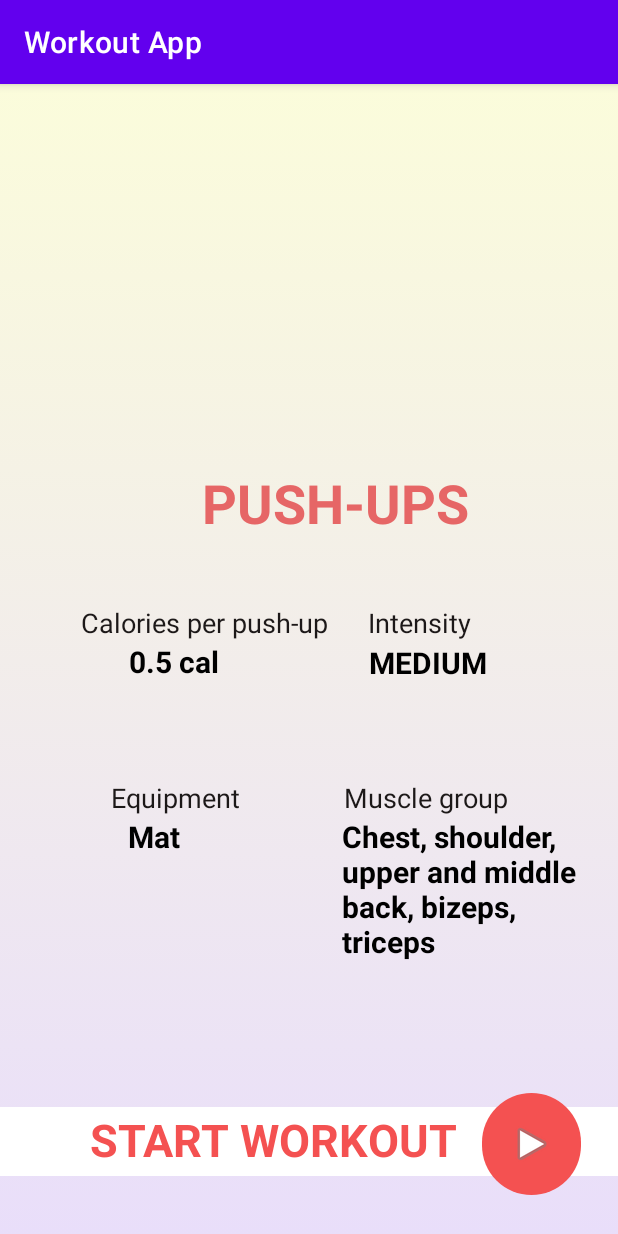
After one commit to gtaing/WorkoutApp, an Android app: the PushupDescriptionActivity screen opened directly, with no data from a screen before it, on a phone screen of 412 x 824 dp. The commit adds this screen. Run offline under Robolectric (Android 15) with nearby library versions, the phone set to English and light mode, and no system bars.

Commit message:
changing  workout dscriptions and adding pushupdescription

```diff
--- a/app/src/main/AndroidManifest.xml
+++ b/app/src/main/AndroidManifest.xml
@@ -34,12 +34,16 @@
                 <category android:name="android.intent.category.LAUNCHER" />
             </intent-filter>
         </activity>
+        <activity android:name=".PushupDescriptionActivity"></activity>
+
         <activity android:name=".PushupActivity"></activity>
         <activity android:name=".PreferencesActivity"
                 android:theme="@style/Theme.AppCompat.DayNight.NoActionBar"
                 android:label="@string/preferences_activity_title"></activity>
 
 
+
+
     </application>
 
 </manifest>
--- a/app/src/main/java/android/example/workoutapp/ListExercisesActivity.java
+++ b/app/src/main/java/android/example/workoutapp/ListExercisesActivity.java
@@ -25,8 +25,10 @@ import android.widget.Toast;
 public class ListExercisesActivity extends AppCompatActivity {
 
     ListView simpleList;
-    String[] exerciseList = new String[] {
-            "Exercise 1", "Exercise 2", "Exercise 3"};
+    String[] exerciseList = new String[] {};
+    String[] exerciseDescription = new String[] {};
+
+
 
     private Drawer result;
 
@@ -35,6 +37,10 @@ public class ListExercisesActivity extends AppCompatActivity {
     protected void onCreate(Bundle savedInstanceState) {
         super.onCreate(savedInstanceState);
         setContentView(R.layout.activity_list_exercises);
+        exerciseList = new String[] {"Push-ups", "Squats", "Jumping Jacks"};
+        exerciseDescription = new String[] {
+                getString(R.string.pushupdescription),getString(R.string.squatdescription),getString(R.string.jumpingjackdescription)};
+
 
         Toolbar toolbar = (Toolbar) findViewById(R.id.toolbar);
         setSupportActionBar(toolbar);
@@ -76,11 +82,11 @@ public class ListExercisesActivity extends AppCompatActivity {
                     public boolean onItemClick(View view, int position, IDrawerItem drawerItem) {
                         Intent intent = null;
                         if (drawerItem.getIdentifier() == 1) {
-                            // intent = new Intent(ListExercisesActivity.this, ListExercisesActivity.class);
+                            intent = new Intent(ListExercisesActivity.this, PushupDescriptionActivity.class);
                         } else if (drawerItem.getIdentifier() == 2) {
-                            intent = new Intent(ListExercisesActivity.this, MainActivity.class);
+                            intent = new Intent(ListExercisesActivity.this, PushupDescriptionActivity.class);
                         } else if (drawerItem.getIdentifier() == 3) {
-                            intent = new Intent(ListExercisesActivity.this, Exercise1Activity.class);
+                            intent = new Intent(ListExercisesActivity.this, PushupDescriptionActivity.class);
                         }
                         else if (drawerItem.getIdentifier() == 4) {
                             intent = new Intent(ListExercisesActivity.this, PreferencesActivity.class);
@@ -107,7 +113,7 @@ public class ListExercisesActivity extends AppCompatActivity {
             public void onItemClick(AdapterView<?> parent, View view, int position, long id) {
                 switch(position){
                     case 0:
-                        Intent intent = new Intent(getApplicationContext(), Exercise1Activity.class);
+                        Intent intent = new Intent(getApplicationContext(), PushupDescriptionActivity.class);
                         startActivity(intent);
                         break;
                     default:
@@ -143,7 +149,7 @@ public class ListExercisesActivity extends AppCompatActivity {
             // ImageView image = view1.findViewById(R.id.list_view_images);
 
             name.setText(exerciseList[i]);
-            // descp.setText(exerciseDescription[i]);
+            descp.setText(exerciseDescription[i]);
             // image.setImageResource(ListImage[i]);
             return view1;
         }
--- /dev/null
+++ b/app/src/main/java/android/example/workoutapp/PushupDescriptionActivity.java
@@ -0,0 +1,41 @@
+package android.example.workoutapp;
+
+import android.content.Intent;
+import android.os.Bundle;
+import android.widget.ImageButton;
+import android.widget.Toast;
+
+import androidx.appcompat.app.AppCompatActivity;
+
+public class PushupDescriptionActivity extends AppCompatActivity {
+    ImageButton startpushup;
+
+    @Override
+    protected void onCreate(Bundle savedInstanceState) {
+        super.onCreate(savedInstanceState);
+        setContentView(R.layout.activity_pushupdescription);
+
+        startpushup = findViewById(R.id.playButton );
+        startpushup.setOnClickListener(view -> openNewActivity());
+
+
+    }
+
+    public void openNewActivity(){
+        //Intent intent = new Intent(this, CameraActivity.class);
+        Intent intent = new Intent(this, PushupActivity.class);
+        startActivityForResult(intent, 1);
+    }
+
+    public void onActivityResult(int requestCode, int resultCode, Intent data) {
+        super.onActivityResult(requestCode, resultCode, data);
+        if (requestCode == 1) {
+            if(resultCode == RESULT_OK) {
+                String incMessage = data.getStringExtra("message");
+                Toast.makeText(getApplicationContext(), incMessage, Toast.LENGTH_LONG).show();
+
+            }
+        }
+    }
+
+}
--- /dev/null
+++ b/app/src/main/res/layout/activity_pushupdescription.xml
@@ -0,0 +1,181 @@
+<?xml version="1.0" encoding="utf-8"?>
+<androidx.constraintlayout.widget.ConstraintLayout xmlns:android="http://schemas.android.com/apk/res/android"
+    xmlns:app="http://schemas.android.com/apk/res-auto"
+    xmlns:tools="http://schemas.android.com/tools"
+    android:id="@+id/equipmentValueID"
+    android:layout_width="match_parent"
+    android:layout_height="match_parent"
+    android:background="@drawable/gradient_background"
+    tools:context=".MainActivity">
+
+
+    <TextView
+        android:id="@+id/textView2"
+        android:layout_width="wrap_content"
+        android:layout_height="wrap_content"
+        android:text="Intensity"
+        android:textColor="#1C1818"
+        android:textSize="18sp"
+        app:layout_constraintBottom_toBottomOf="parent"
+        app:layout_constraintEnd_toEndOf="parent"
+        app:layout_constraintHorizontal_bias="0.715"
+        app:layout_constraintStart_toStartOf="parent"
+        app:layout_constraintTop_toTopOf="parent"
+        app:layout_constraintVertical_bias="0.466" />
+
+    <TextView
+        android:id="@+id/caloriesValueID"
+        android:layout_width="wrap_content"
+        android:layout_height="wrap_content"
+        android:text="0.5 cal"
+        android:textColor="#000000"
+        android:textSize="20sp"
+        android:textStyle="bold"
+        app:layout_constraintBottom_toBottomOf="parent"
+        app:layout_constraintEnd_toEndOf="parent"
+        app:layout_constraintHorizontal_bias="0.245"
+        app:layout_constraintStart_toStartOf="parent"
+        app:layout_constraintTop_toBottomOf="@+id/caloriesTextID"
+        app:layout_constraintVertical_bias="0.0" />
+
+    <TextView
+        android:id="@+id/textView9"
+        android:layout_width="wrap_content"
+        android:layout_height="wrap_content"
+        android:text="MEDIUM"
+        android:textColor="#000000"
+        android:textSize="20sp"
+        android:textStyle="bold"
+        app:layout_constraintBottom_toBottomOf="parent"
+        app:layout_constraintEnd_toEndOf="parent"
+        app:layout_constraintHorizontal_bias="0.738"
+        app:layout_constraintStart_toStartOf="parent"
+        app:layout_constraintTop_toBottomOf="@+id/textView2"
+        app:layout_constraintVertical_bias="0.002" />
+
+    <TextView
+        android:id="@+id/textView6"
+        android:layout_width="wrap_content"
+        android:layout_height="wrap_content"
+        android:text="Muscle group"
+        android:textColor="#1C1818"
+        android:textSize="18sp"
+        app:layout_constraintBottom_toBottomOf="parent"
+        app:layout_constraintEnd_toEndOf="parent"
+        app:layout_constraintHorizontal_bias="0.758"
+        app:layout_constraintStart_toStartOf="parent"
+        app:layout_constraintTop_toTopOf="parent"
+        app:layout_constraintVertical_bias="0.623" />
+
+    <TextView
+        android:id="@+id/textView10"
+        android:layout_width="160dp"
+        android:layout_height="151dp"
+        android:text="Chest, shoulder, upper and middle back, bizeps, triceps"
+        android:textColor="#000000"
+        android:textSize="20sp"
+        android:textStyle="bold"
+        app:layout_constraintBottom_toBottomOf="parent"
+        app:layout_constraintEnd_toEndOf="parent"
+        app:layout_constraintHorizontal_bias="0.904"
+        app:layout_constraintStart_toStartOf="parent"
+        app:layout_constraintTop_toBottomOf="@+id/textView6"
+        app:layout_constraintVertical_bias="0.0" />
+
+    <TextView
+        android:id="@+id/caloriesTextID"
+        android:layout_width="wrap_content"
+        android:layout_height="wrap_content"
+        android:text="Calories per push-up"
+        android:textColor="#1C1818"
+        android:textSize="18sp"
+        app:layout_constraintBottom_toBottomOf="parent"
+        app:layout_constraintEnd_toEndOf="parent"
+        app:layout_constraintHorizontal_bias="0.217"
+        app:layout_constraintStart_toStartOf="parent"
+        app:layout_constraintTop_toTopOf="parent"
+        app:layout_constraintVertical_bias="0.466" />
+
+    <TextView
+        android:id="@+id/equipmentID"
+        android:layout_width="wrap_content"
+        android:layout_height="wrap_content"
+        android:text="Equipment"
+        android:textColor="#1C1818"
+        android:textSize="18sp"
+        app:layout_constraintBottom_toBottomOf="parent"
+        app:layout_constraintEnd_toEndOf="parent"
+        app:layout_constraintHorizontal_bias="0.226"
+        app:layout_constraintStart_toStartOf="parent"
+        app:layout_constraintTop_toTopOf="parent"
+        app:layout_constraintVertical_bias="0.623" />
+
+    <TextView
+        android:id="@+id/textView4"
+        android:layout_width="wrap_content"
+        android:layout_height="wrap_content"
+        android:text="Mat"
+        android:textColor="#000000"
+        android:textSize="20sp"
+        android:textStyle="bold"
+        app:layout_constraintBottom_toBottomOf="parent"
+        app:layout_constraintEnd_toEndOf="parent"
+        app:layout_constraintHorizontal_bias="0.226"
+        app:layout_constraintStart_toStartOf="parent"
+        app:layout_constraintTop_toBottomOf="@+id/equipmentID"
+        app:layout_constraintVertical_bias="0.0" />
+
+    <TextView
+        android:id="@+id/textView5"
+        android:layout_width="wrap_content"
+        android:layout_height="wrap_content"
+        android:text="PUSH-UPS"
+        android:textColor="#E66666"
+        android:textSize="36sp"
+        android:textStyle="bold"
+        app:layout_constraintBottom_toBottomOf="parent"
+        app:layout_constraintEnd_toEndOf="parent"
+        app:layout_constraintHorizontal_bias="0.575"
+        app:layout_constraintStart_toStartOf="parent"
+        app:layout_constraintTop_toTopOf="parent"
+        app:layout_constraintVertical_bias="0.354" />
+
+
+    <TextView
+        android:id="@+id/textView"
+        android:layout_width="0dp"
+        android:layout_height="wrap_content"
+        android:background="#FFFFFF"
+        android:includeFontPadding="false"
+        android:paddingStart="60sp"
+        android:paddingTop="5dp"
+        android:paddingBottom="5dp"
+        android:text="START WORKOUT"
+        android:textAlignment="viewStart"
+        android:textAllCaps="true"
+        android:textColor="#F45151"
+        android:textSize="30sp"
+        android:textStyle="bold"
+        app:layout_constraintBottom_toBottomOf="parent"
+        app:layout_constraintEnd_toEndOf="parent"
+        app:layout_constraintStart_toStartOf="parent"
+        app:layout_constraintTop_toTopOf="parent"
+        app:layout_constraintVertical_bias="0.945" />
+
+    <ImageButton
+        android:id="@+id/playButton"
+        android:layout_width="66dp"
+        android:layout_height="68dp"
+        android:background="@drawable/custom_rounded_corner"
+        android:duplicateParentState="true"
+        android:fadeScrollbars="true"
+        app:layout_constraintBottom_toBottomOf="parent"
+        app:layout_constraintEnd_toEndOf="parent"
+        app:layout_constraintHorizontal_bias="0.928"
+        app:layout_constraintStart_toStartOf="@+id/textView"
+        app:layout_constraintTop_toTopOf="parent"
+        app:layout_constraintVertical_bias="0.961"
+        app:srcCompat="@android:drawable/ic_media_play" />
+
+
+</androidx.constraintlayout.widget.ConstraintLayout>
--- a/app/src/main/res/values/strings.xml
+++ b/app/src/main/res/values/strings.xml
@@ -8,7 +8,9 @@
     <string name="music2">Linkin Park - Numb</string>
     <string name="music3">Linkin Park - What I´ve done</string>
     <string name="nomusic">no music</string>
-
+    <string name="pushupdescription">A push-up is a common calisthenics exercise beginning from the prone position. By raising and lowering the body using the arms, push-ups exercise the pectoral muscles, triceps, and anterior deltoids, with ancillary benefits to the rest of the deltoids, serratus anterior, coracobrachialis and the midsection as a whole.</string>
+    <string name="squatdescription">A squat is a strength exercise in which the trainee lowers their hips from a standing position and then stands back up. During the descent of a squat, the hip and knee joints flex while the ankle joint dorsiflexes; conversely the hip and knee joints extend and the ankle joint plantarflexes when standing up.</string>
+    <string name="jumpingjackdescription">A jumping jack, also known as a star jump and called a side-straddle hop in the US military, is a physical jumping exercise performed by jumping to a position with the legs spread wide and the hands going overhead, sometimes in a clap, and then returning to a position with the feet together and the arms at the sides.</string>
 
     <string name="next">Next</string>
     <string name="previous">Previous</string>
```
Also changed, not shown: app/src/main/java/android/example/workoutapp/PreferencesActivity.java (indentation only).
